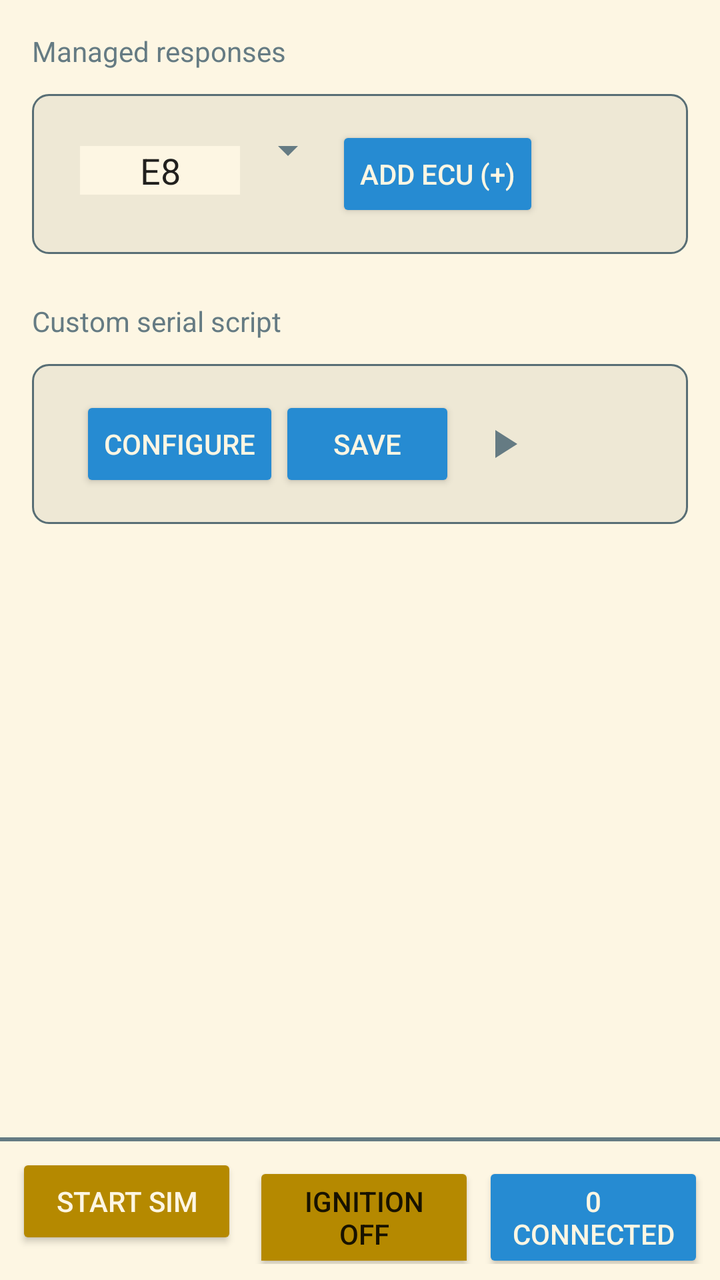
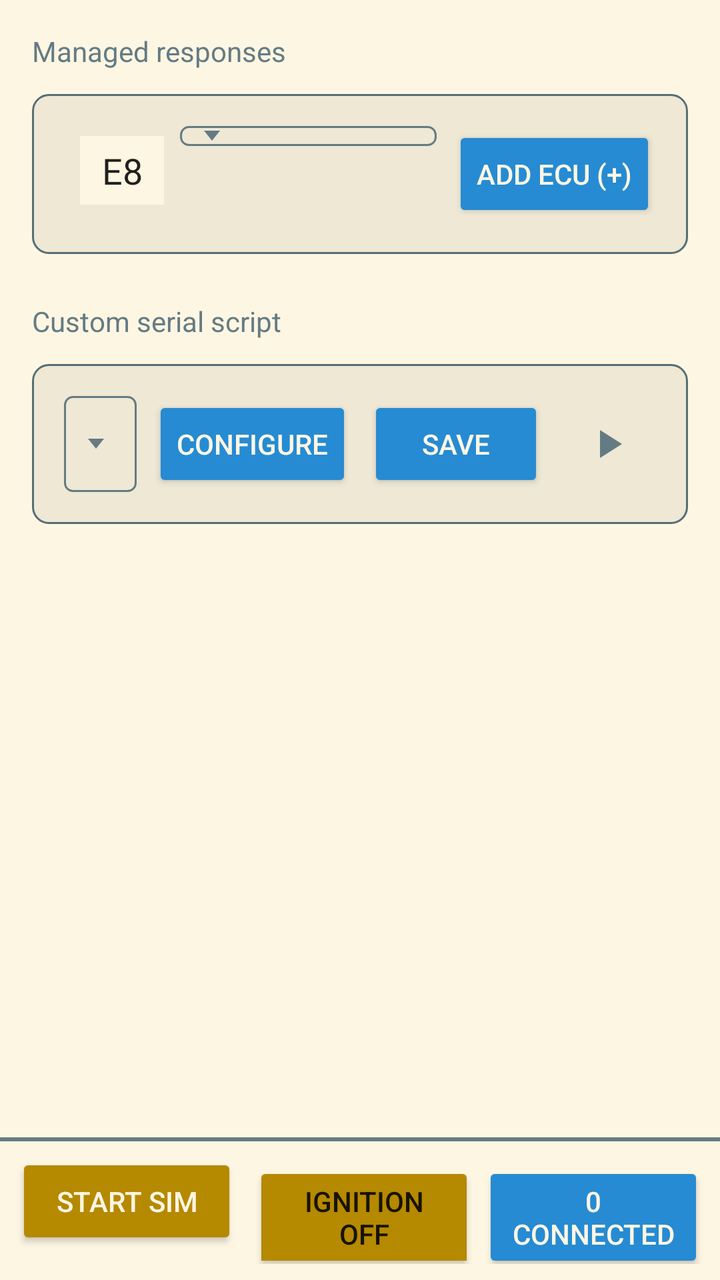

An Android layout rendered at two revisions. The XML below is the earlier revision; the diff shows what the commit changed to produce the second picture.
<!-- AndroidManifest.xml: application theme Theme.Solarized -->
<!-- res/layout/sim.xml -->
<androidx.constraintlayout.widget.ConstraintLayout
    xmlns:android="http://schemas.android.com/apk/res/android"
    xmlns:app="http://schemas.android.com/apk/res-auto"
    android:layout_width="match_parent"
    android:layout_height="match_parent">

    
    <ScrollView
        android:id="@+id/sim_render_area"
        android:layout_width="0dp"
        android:layout_height="0dp"
        app:layout_constraintTop_toTopOf="parent"
        app:layout_constraintBottom_toTopOf="@id/bottom_bar"
        app:layout_constraintStart_toStartOf="parent"
        app:layout_constraintEnd_toEndOf="parent">

        <LinearLayout
            android:orientation="vertical"
            android:padding="8dp"
            android:layout_width="match_parent"
            android:layout_height="wrap_content" >

            <LinearLayout
                android:orientation="vertical"
                android:layout_width="match_parent"
                android:layout_height="wrap_content" >

                <TextView
                    android:layout_width="match_parent"
                    android:layout_height="wrap_content"
                    android:layout_marginStart="8dp"
                    android:layout_marginTop="8dp"
                    android:layout_marginEnd="8dp"
                    android:layout_marginBottom="4dp"
                    android:text="@string/sim_managed_responses"
                    android:textAppearance="?attr/textAppearanceSubtitle1" />

                <androidx.cardview.widget.CardView
                    android:layout_margin="8dp"
                    android:layout_width="match_parent"
                    android:layout_height="wrap_content"
                    android:radius="8dp"
                    app:cardBackgroundColor="@android:color/transparent"
                    app:cardElevation="0dp"
                    app:cardUseCompatPadding="false"
                    app:cardPreventCornerOverlap="false"
                    android:elevation="0dp">

                    <LinearLayout
                        android:layout_width="match_parent"
                        android:layout_height="wrap_content"
                        android:orientation="horizontal"
                        android:background="@drawable/border"
                        android:padding="16dp">

                        <EditText
                            android:id="@+id/ecu_id_input"
                            android:layout_width="80dp"
                            android:layout_height="wrap_content"
                            android:hint="E8"
                            android:maxLength="2"
                            android:inputType="textCapCharacters|textNoSuggestions"
                            android:ems="2"
                            android:gravity="center"
                            android:layout_marginStart="8dp"
                            android:background="?attr/android:colorPrimaryDark"
                            android:text="E8" />

                        <Spinner
                            android:id="@+id/ecu_type_spinner"
                            android:layout_width="wrap_content"
                            android:layout_height="wrap_content" />

                        <Button
                            android:id="@+id/add_ecu"
                            android:layout_width="wrap_content"
                            android:layout_height="wrap_content"
                            android:text="@string/sim_add_ecu" />

                    </LinearLayout>

                </androidx.cardview.widget.CardView>
                <LinearLayout
                    android:id="@+id/ecu_list"
                    android:orientation="vertical"
                    android:layout_width="match_parent"
                    android:layout_height="wrap_content" >
                </LinearLayout>
            </LinearLayout>

            <TextView
                android:layout_width="match_parent"
                android:layout_height="wrap_content"
                android:layout_marginStart="8dp"
                android:layout_marginTop="16dp"
                android:layout_marginEnd="8dp"
                android:layout_marginBottom="4dp"
                android:text="@string/sim_custom_serial_script"
                android:textAppearance="?attr/textAppearanceSubtitle1" />

            <androidx.cardview.widget.CardView
                android:id="@+id/custom_serial_script"
                android:layout_width="match_parent"
                android:layout_height="wrap_content"
                android:layout_margin="8dp"
                android:elevation="0dp"
                android:radius="8dp"
                app:cardBackgroundColor="@android:color/transparent"
                app:cardElevation="0dp"
                app:cardPreventCornerOverlap="false"
                app:cardUseCompatPadding="false">

                <LinearLayout
                    android:layout_width="match_parent"
                    android:layout_height="wrap_content"
                    android:orientation="horizontal"
                    android:background="@drawable/border"
                    android:padding="16dp"
                    android:gravity="center_vertical">
                    
                    <Spinner
                        android:id="@+id/custom_serial_script_spinner"
                        android:layout_width="wrap_content"
                        android:layout_height="48dp"
                        android:layout_marginEnd="8dp"
                        android:background="@drawable/spinner_border"
                        android:gravity="center_vertical"
                        android:paddingStart="12dp"
                        android:paddingEnd="12dp" />

                    <Button
                        android:id="@+id/sim_custom_serial_script_open"
                        android:layout_width="wrap_content"
                        android:layout_height="wrap_content"
                        android:text="@string/sim_custom_serial_script_open" />

                    <Button
                        android:id="@+id/sim_custom_serial_script_save"
                        android:layout_width="wrap_content"
                        android:layout_height="wrap_content"
                        android:text="@string/sim_custom_serial_script_save" />

                    <ImageButton
                        android:id="@+id/sim_custom_serial_script_play_pause"
                        android:layout_width="48dp"
                        android:layout_height="48dp"
                        android:layout_marginEnd="8dp"
                        android:background="?attr/selectableItemBackgroundBorderless"
                        android:contentDescription="@string/sim_custom_serial_script_play"
                        android:padding="12dp"
                        android:src="@drawable/ic_play" />

                </LinearLayout>

            </androidx.cardview.widget.CardView>

        </LinearLayout>

    </ScrollView>

    
    <LinearLayout
        android:id="@+id/bottom_bar"
        android:layout_width="0dp"
        android:layout_height="wrap_content"
        android:orientation="vertical"
        android:padding="8dp"
        android:background="@drawable/background_with_border_top"
        app:layout_constraintBottom_toBottomOf="parent"
        app:layout_constraintStart_toStartOf="parent"
        app:layout_constraintEnd_toEndOf="parent">

        <LinearLayout
            android:layout_width="match_parent"
            android:layout_height="wrap_content"
            android:orientation="horizontal">

            <Button
                android:id="@+id/sim_state"
                android:layout_width="0dp"
                android:layout_height="wrap_content"
                android:layout_weight="1"
                android:layout_marginEnd="4dp"
                android:backgroundTint="?attr/colorAccentInProgress"
                android:text="@string/sim_start_sim" />

            <ToggleButton
                android:id="@+id/ignition_state"
                android:layout_width="0dp"
                android:layout_height="wrap_content"
                android:layout_weight="1"
                android:layout_marginStart="4dp"
                android:textOff="@string/sim_ignition_off"
                android:textOn="@string/sim_ignition_on"
                android:backgroundTint="@color/ignition_state_tint"
                android:textColor="?android:attr/textColorPrimary"
                android:text="@string/sim_ignition_on" />

            <Button
                android:id="@+id/sim_connected_clients"
                android:layout_width="0dp"
                android:layout_height="wrap_content"
                android:layout_weight="1"
                android:layout_marginStart="4dp"
                android:text="@string/sim_connected_clients" />

        </LinearLayout>

    </LinearLayout>

</androidx.constraintlayout.widget.ConstraintLayout>
<!-- resources referenced by this layout -->
<resources>
  <!-- drawable ic_play (drawable) -->
  <vector xmlns:android="http://schemas.android.com/apk/res/android"
      android:width="24dp"
      android:height="24dp"
      android:viewportWidth="24"
      android:viewportHeight="24">
  
      <path
          android:fillColor="?attr/colorControlNormal"
          android:pathData="M8,5v14l11,-7z" />
  
  </vector>
  <!-- drawable spinner_border (drawable) -->
  <?xml version="1.0" encoding="utf-8"?>
  <shape xmlns:android="http://schemas.android.com/apk/res/android"
      android:shape="rectangle">
  
      <solid android:color="@android:color/transparent" />
  
      <stroke
          android:width="1dp"
          android:color="?attr/colorControlNormal" />
  
      <corners android:radius="4dp" />
  
      <padding
          android:left="12dp"
          android:top="0dp"
          android:right="12dp"
          android:bottom="0dp" />
  
  </shape>
  <string name="sim_add_ecu">Add ECU (+)</string>
  <string name="sim_connected_clients">0 connected</string>
  <string name="sim_custom_serial_script">Custom serial script</string>
  <string name="sim_custom_serial_script_open">Configure</string>
  <string name="sim_custom_serial_script_play">Play custom serial script</string>
  <string name="sim_custom_serial_script_save">Save</string>
  <string name="sim_ignition_off">Ignition OFF</string>
  <string name="sim_ignition_on">Ignition ON</string>
  <string name="sim_managed_responses">Managed responses</string>
  <string name="sim_start_sim">Start Sim</string>
  <color name="sol_base2">#eee8d5</color>
  <color name="sol_base3">#fdf6e3</color>
  <color name="sol_blue">#268bd2</color>
  <color name="sol_green">#859900</color>
  <color name="sol_yellow">#b58900</color>
  <color name="sol_red">#dc322f</color>
  <color name="sol_base00">#657b83</color>
  <color name="sol_base01">#586e75</color>
  <style name="Solarized.TextView.Light" parent="TextAppearance.AppCompat">
          <item name="android:textColor">@color/sol_base00</item>
      </style>
  <style name="Solarized.EditText.Light" parent="Widget.AppCompat.EditText">
          <item name="backgroundTint">@color/sol_base1</item>
          <item name="android:textColor">@color/sol_base00</item>
          <item name="android:textColorHint">@color/sol_base01</item>
          <item name="android:backgroundTint">@color/sol_base1</item>
      </style>
  <style name="Solarized.Button.Light" parent="Widget.AppCompat.Button">
          <item name="android:textColor">@color/sol_base3</item>
          <item name="android:backgroundTint">@color/sol_blue</item>
      </style>
  <style name="Solarized.CheckBox.Light" parent="Widget.AppCompat.CompoundButton.CheckBox">
          <item name="android:textColor">@color/sol_base00</item>
          <item name="buttonTint">@color/sol_cyan</item>
      </style>
  <style name="Solarized.TextView.AlertDialog.Light" parent="Theme.AppCompat.Dialog.Alert">
          <item name="android:background">@color/sol_base2</item>
          <item name="android:textColor">@color/sol_base00</item>
          <item name="android:textColorPrimary">@color/sol_base00</item>
          <item name="android:textColorSecondary">@color/sol_base01</item>
          <item name="colorAccent">@color/sol_blue</item>
      </style>
  <color name="sol_base1">#93a1a1</color>
  <color name="sol_cyan">#2aa198</color>
  <!-- unchanged entries left out for length: 4 -->
</resources>

<!-- the commit's change to res/layout/sim.xml (unified diff, before → after) -->
@@ -55,7 +55,7 @@
 
                         <EditText
                             android:id="@+id/ecu_id_input"
-                            android:layout_width="80dp"
+                            android:layout_width="wrap_content"
                             android:layout_height="wrap_content"
                             android:hint="E8"
                             android:maxLength="2"
@@ -63,13 +63,24 @@
                             android:ems="2"
                             android:gravity="center"
                             android:layout_marginStart="8dp"
+                            android:paddingTop="5dp"
+                            android:paddingBottom="5dp"
                             android:background="?attr/android:colorPrimaryDark"
                             android:text="E8" />
 
                         <Spinner
                             android:id="@+id/ecu_type_spinner"
                             android:layout_width="wrap_content"
-                            android:layout_height="wrap_content" />
+                            android:layout_height="wrap_content"
+                            android:layout_weight="1"
+                            android:layout_marginStart="8dp"
+                            android:layout_marginEnd="8dp"
+                            android:background="@drawable/spinner_border"
+                            android:gravity="center"
+                            android:paddingStart="12dp"
+                            android:paddingTop="5dp"
+                            android:paddingBottom="5dp"
+                            android:paddingEnd="12dp" />
 
                         <Button
                             android:id="@+id/add_ecu"
@@ -117,12 +128,13 @@
                     android:background="@drawable/border"
                     android:padding="16dp"
                     android:gravity="center_vertical">
-                    
+
                     <Spinner
                         android:id="@+id/custom_serial_script_spinner"
-                        android:layout_width="wrap_content"
+                        android:layout_width="0dp"
                         android:layout_height="48dp"
-                        android:layout_marginEnd="8dp"
+                        android:layout_weight="1"
+                        android:layout_marginEnd="4dp"
                         android:background="@drawable/spinner_border"
                         android:gravity="center_vertical"
                         android:paddingStart="12dp"
@@ -132,19 +144,23 @@
                         android:id="@+id/sim_custom_serial_script_open"
                         android:layout_width="wrap_content"
                         android:layout_height="wrap_content"
+                        android:layout_marginStart="4dp"
+                        android:layout_marginEnd="4dp"
                         android:text="@string/sim_custom_serial_script_open" />
 
                     <Button
                         android:id="@+id/sim_custom_serial_script_save"
                         android:layout_width="wrap_content"
                         android:layout_height="wrap_content"
+                        android:layout_marginStart="4dp"
+                        android:layout_marginEnd="4dp"
                         android:text="@string/sim_custom_serial_script_save" />
 
                     <ImageButton
                         android:id="@+id/sim_custom_serial_script_play_pause"
                         android:layout_width="48dp"
                         android:layout_height="48dp"
-                        android:layout_marginEnd="8dp"
+                        android:layout_marginStart="4dp"
                         android:background="?attr/selectableItemBackgroundBorderless"
                         android:contentDescription="@string/sim_custom_serial_script_play"
                         android:padding="12dp"
<!-- resource entries referenced after the edit -->
@@ -14,24 +14,41 @@
   </vector>
   <!-- drawable spinner_border (drawable) -->
   <?xml version="1.0" encoding="utf-8"?>
-  <shape xmlns:android="http://schemas.android.com/apk/res/android"
-      android:shape="rectangle">
+  <layer-list xmlns:android="http://schemas.android.com/apk/res/android">
   
-      <solid android:color="@android:color/transparent" />
+      <item>
+          <shape android:shape="rectangle">
+              <solid android:color="@android:color/transparent" />
   
-      <stroke
-          android:width="1dp"
-          android:color="?attr/colorControlNormal" />
+              <stroke
+                  android:width="1dp"
+                  android:color="?attr/colorControlNormal" />
   
-      <corners android:radius="4dp" />
+              <corners android:radius="4dp" />
+          </shape>
+      </item>
   
-      <padding
-          android:left="12dp"
-          android:top="0dp"
-          android:right="12dp"
-          android:bottom="0dp" />
+      <item
+          android:width="8dp"
+          android:height="5dp"
+          android:gravity="center_vertical|start"
+          android:left="12dp">
   
-  </shape>
+          <vector
+              android:width="8dp"
+              android:height="5dp"
+              android:viewportWidth="8"
+              android:viewportHeight="5">
+  
+              <path
+                  android:fillColor="?attr/colorControlNormal"
+                  android:pathData="M0,0 L8,0 L4,5 Z" />
+  
+          </vector>
+  
+      </item>
+  
+  </layer-list>
   <string name="sim_add_ecu">Add ECU (+)</string>
   <string name="sim_connected_clients">0 connected</string>
   <string name="sim_custom_serial_script">Custom serial script</string>
